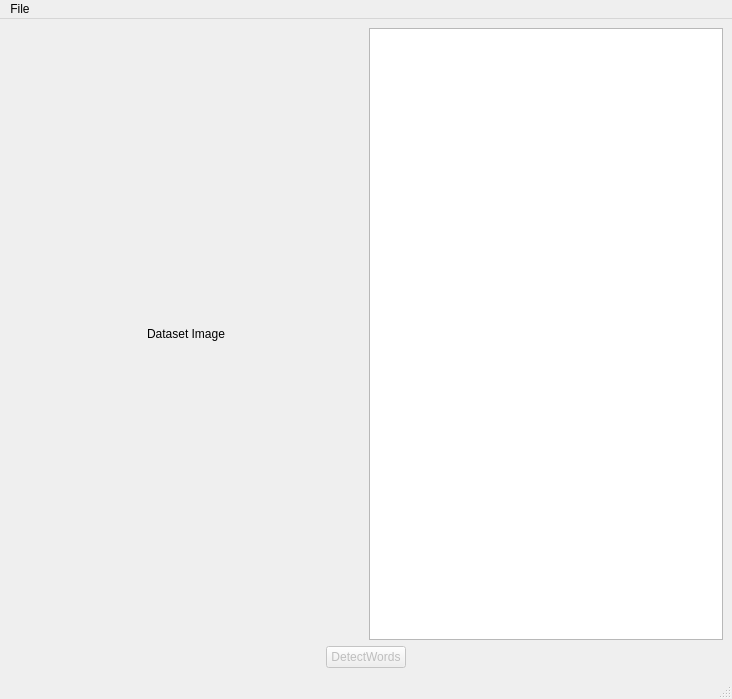
Old version of the form src/Ui/CivilRegistryAnalyzer.ui in the repository PlathC/VitalRecordAnalyser.
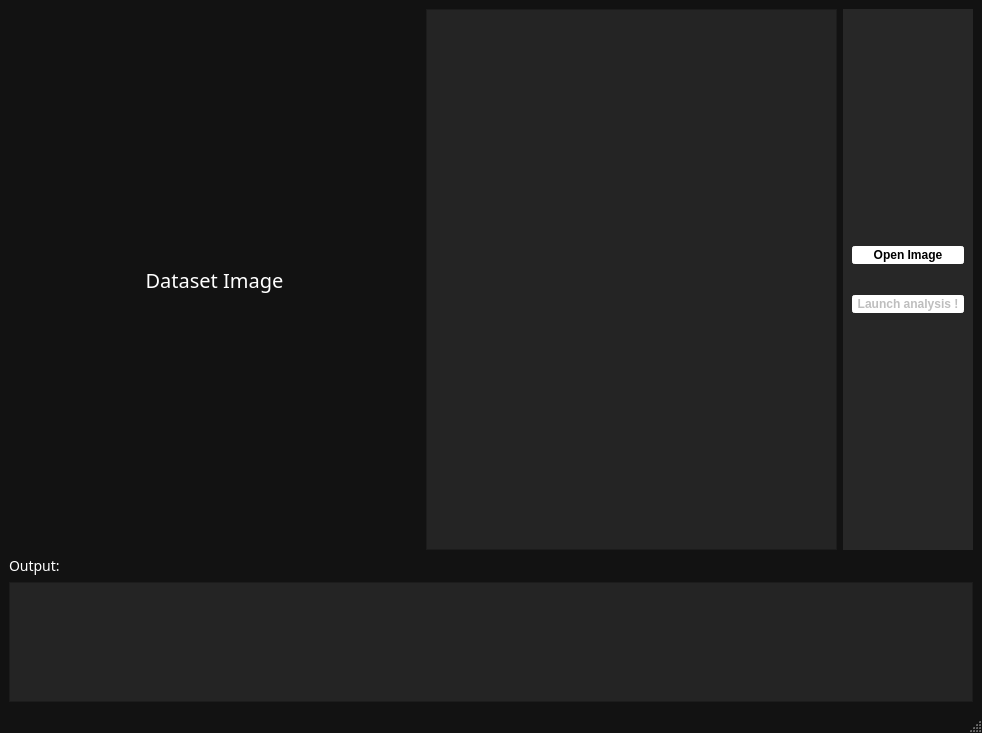
New version of the form.

Commit message: Introduce new UI style. (See https://github.com/PlathC/CivilRegistryAnalyser/issues/3)

```diff
--- a/src/Ui/CivilRegistryAnalyzer.ui
+++ b/src/Ui/CivilRegistryAnalyzer.ui
@@ -6,8 +6,8 @@
    <rect>
     <x>0</x>
     <y>0</y>
-    <width>732</width>
-    <height>699</height>
+    <width>982</width>
+    <height>733</height>
    </rect>
   </property>
   <property name="sizePolicy">
@@ -19,12 +19,28 @@
   <property name="windowTitle">
    <string>MainWindow</string>
   </property>
+  <property name="styleSheet">
+   <string notr="true">QWidget#centralwidget
+{
+	background-color:#121212
+}
+
+QWidget
+{
+	font: &quot;Segoe UI&quot;;
+}
+
+QMainWindow
+{
+	background-color:#121212
+}</string>
+  </property>
   <widget class="QWidget" name="centralwidget">
    <property name="layoutDirection">
     <enum>Qt::LeftToRight</enum>
    </property>
    <property name="autoFillBackground">
-    <bool>true</bool>
+    <bool>false</bool>
    </property>
    <layout class="QVBoxLayout" name="verticalLayout">
     <item>
@@ -34,6 +50,19 @@
       </property>
       <item>
        <widget class="QLabel" name="m_lblImg">
+        <property name="sizePolicy">
+         <sizepolicy hsizetype="Preferred" vsizetype="Preferred">
+          <horstretch>0</horstretch>
+          <verstretch>0</verstretch>
+         </sizepolicy>
+        </property>
+        <property name="styleSheet">
+         <string notr="true">QLabel
+{
+	color: #ffffff;
+	font: 20px bold;
+}</string>
+        </property>
         <property name="text">
          <string>Dataset Image</string>
         </property>
@@ -50,6 +79,19 @@
           <verstretch>0</verstretch>
          </sizepolicy>
         </property>
+        <property name="minimumSize">
+         <size>
+          <width>285</width>
+          <height>0</height>
+         </size>
+        </property>
+        <property name="styleSheet">
+         <string notr="true">QPlainTextEdit
+{
+	background-color: #242424;
+	color: #ffffff;
+}</string>
+        </property>
         <property name="readOnly">
          <bool>true</bool>
         </property>
@@ -58,49 +100,166 @@
         </property>
        </widget>
       </item>
+      <item>
+       <widget class="QWidget" name="m_buttonWidget" native="true">
+        <property name="sizePolicy">
+         <sizepolicy hsizetype="Preferred" vsizetype="Preferred">
+          <horstretch>0</horstretch>
+          <verstretch>0</verstretch>
+         </sizepolicy>
+        </property>
+        <property name="maximumSize">
+         <size>
+          <width>130</width>
+          <height>16777215</height>
+         </size>
+        </property>
+        <property name="layoutDirection">
+         <enum>Qt::LeftToRight</enum>
+        </property>
+        <property name="autoFillBackground">
+         <bool>false</bool>
+        </property>
+        <property name="styleSheet">
+         <string notr="true">QWidget#m_buttonWidget
+{
+	background-color:#272727
+}
+
+QPushButton
+{
+	background-color:#ffffff;
+	border-style: outset;
+	border-width: 2px;
+    border-radius: 3px;
+	border-color:  #ffffff;
+	font: bold;
+	padding: 0.2em;
+}</string>
+        </property>
+        <layout class="QGridLayout" name="gridLayout">
+         <item row="1" column="1">
+          <widget class="QPushButton" name="m_pbOpenImage">
+           <property name="text">
+            <string>Open Image</string>
+           </property>
+          </widget>
+         </item>
+         <item row="4" column="1">
+          <spacer name="verticalSpacer_2">
+           <property name="orientation">
+            <enum>Qt::Vertical</enum>
+           </property>
+           <property name="sizeHint" stdset="0">
+            <size>
+             <width>20</width>
+             <height>40</height>
+            </size>
+           </property>
+          </spacer>
+         </item>
+         <item row="0" column="1">
+          <spacer name="verticalSpacer">
+           <property name="orientation">
+            <enum>Qt::Vertical</enum>
+           </property>
+           <property name="sizeHint" stdset="0">
+            <size>
+             <width>20</width>
+             <height>40</height>
+            </size>
+           </property>
+          </spacer>
+         </item>
+         <item row="3" column="1">
+          <widget class="QPushButton" name="m_pbLaunchAnalysis">
+           <property name="enabled">
+            <bool>false</bool>
+           </property>
+           <property name="sizePolicy">
+            <sizepolicy hsizetype="Minimum" vsizetype="Fixed">
+             <horstretch>0</horstretch>
+             <verstretch>0</verstretch>
+            </sizepolicy>
+           </property>
+           <property name="cursor">
+            <cursorShape>ArrowCursor</cursorShape>
+           </property>
+           <property name="layoutDirection">
+            <enum>Qt::LeftToRight</enum>
+           </property>
+           <property name="text">
+            <string>Launch analysis !</string>
+           </property>
+          </widget>
+         </item>
+         <item row="2" column="1">
+          <spacer name="verticalSpacer_3">
+           <property name="orientation">
+            <enum>Qt::Vertical</enum>
+           </property>
+           <property name="sizeType">
+            <enum>QSizePolicy::Fixed</enum>
+           </property>
+           <property name="sizeHint" stdset="0">
+            <size>
+             <width>23</width>
+             <height>25</height>
+            </size>
+           </property>
+          </spacer>
+         </item>
+        </layout>
+       </widget>
+      </item>
      </layout>
     </item>
-    <item alignment="Qt::AlignHCenter">
-     <widget class="QPushButton" name="m_pbDetectWords">
-      <property name="enabled">
-       <bool>false</bool>
-      </property>
-      <property name="sizePolicy">
-       <sizepolicy hsizetype="Fixed" vsizetype="Fixed">
-        <horstretch>0</horstretch>
-        <verstretch>0</verstretch>
-       </sizepolicy>
-      </property>
-      <property name="cursor">
-       <cursorShape>ArrowCursor</cursorShape>
-      </property>
-      <property name="layoutDirection">
-       <enum>Qt::LeftToRight</enum>
-      </property>
-      <property name="text">
-       <string>DetectWords</string>
-      </property>
-     </widget>
+    <item>
+     <layout class="QVBoxLayout" name="verticalLayout_3">
+      <item>
+       <widget class="QLabel" name="m_lblConsoleTitle">
+        <property name="styleSheet">
+         <string notr="true">QLabel
+{
+	color: #ffffff;
+	font: 14px bold;
+}</string>
+        </property>
+        <property name="text">
+         <string>Output:</string>
+        </property>
+       </widget>
+      </item>
+      <item>
+       <widget class="QPlainTextEdit" name="m_tePromptOutput">
+        <property name="sizePolicy">
+         <sizepolicy hsizetype="Expanding" vsizetype="Fixed">
+          <horstretch>0</horstretch>
+          <verstretch>0</verstretch>
+         </sizepolicy>
+        </property>
+        <property name="maximumSize">
+         <size>
+          <width>16777215</width>
+          <height>120</height>
+         </size>
+        </property>
+        <property name="styleSheet">
+         <string notr="true">QPlainTextEdit
+{
+	background-color: #242424;
+	color: #ffffff;
+}</string>
+        </property>
+        <property name="readOnly">
+         <bool>true</bool>
+        </property>
+       </widget>
+      </item>
+     </layout>
     </item>
    </layout>
   </widget>
-  <widget class="QMenuBar" name="menubar">
-   <property name="geometry">
-    <rect>
-     <x>0</x>
-     <y>0</y>
-     <width>732</width>
-     <height>20</height>
-    </rect>
-   </property>
-   <widget class="QMenu" name="menuFile">
-    <property name="title">
-     <string>File</string>
-    </property>
-    <addaction name="m_acOpenImage"/>
-   </widget>
-   <addaction name="menuFile"/>
-  </widget>
   <widget class="QStatusBar" name="statusbar"/>
   <action name="m_acOpenImage">
    <property name="text">
```
Left out of the diff: 19 changed lines with no effect on the pictures. The commit also changes 9 other files.
